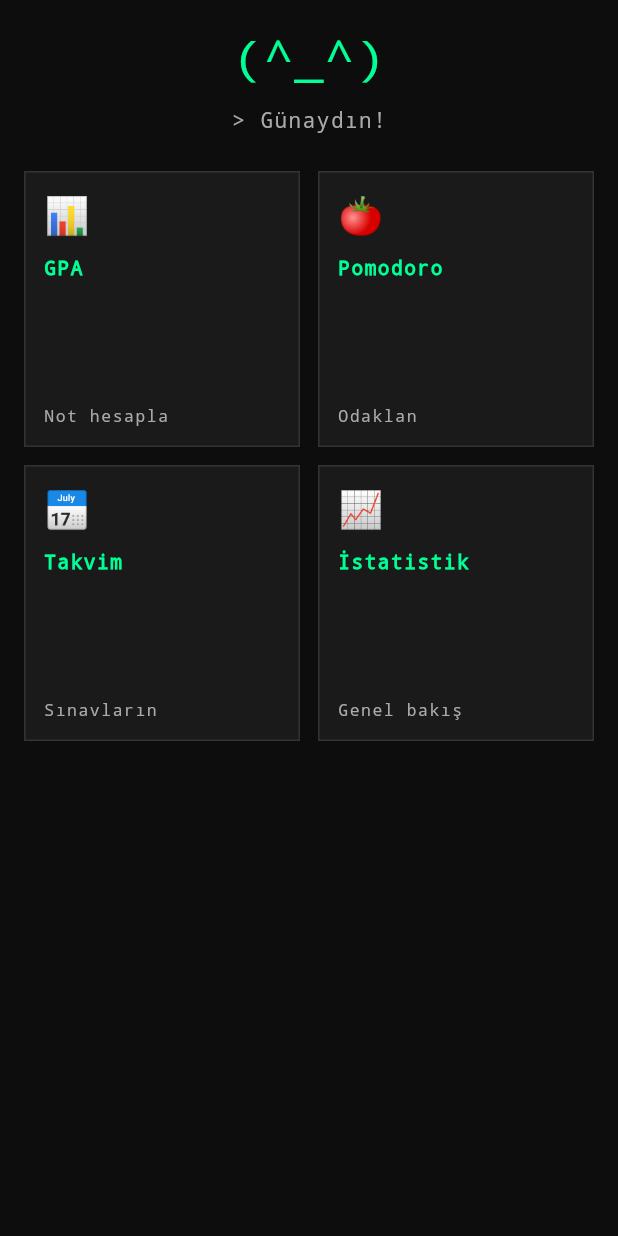
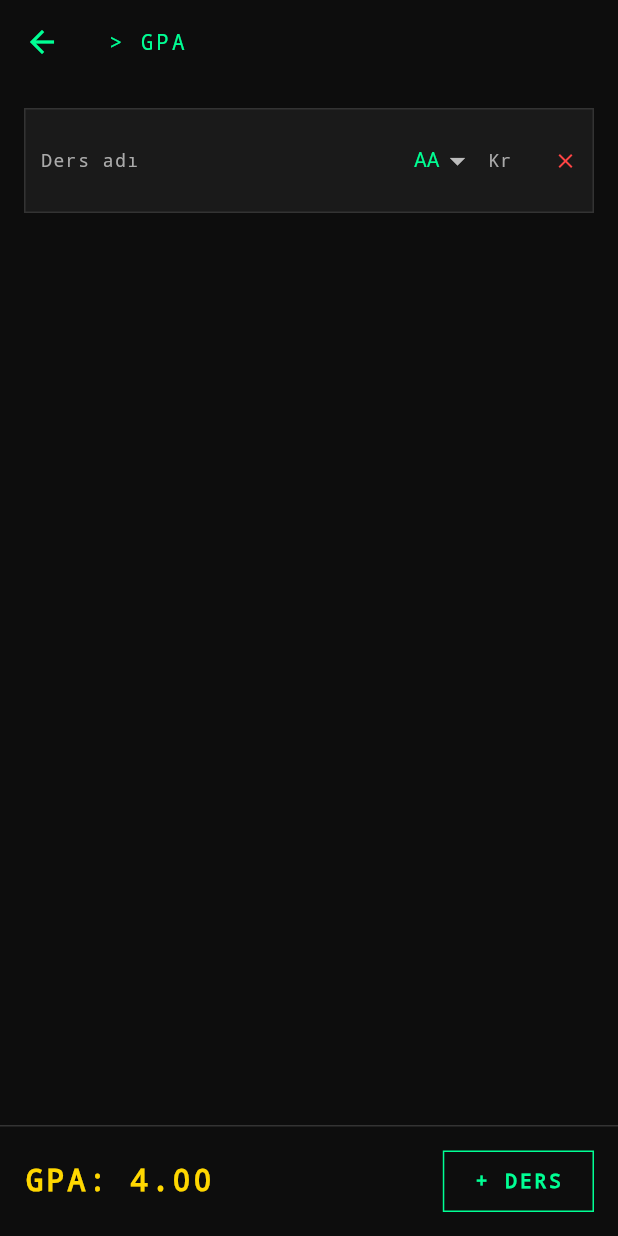
Before and after one commit to haktangur/UniApp, a Flutter app: the screen it shows after launch, after a tap on "GPA", on a phone screen of 412 x 824 dp. Run offline on Flutter 3.47's test engine with Material 3 defaults, Android fonts, the phone set to English and light mode, and no system bars.

Commit message:
feat: gpa calculator added

```diff
--- a/lib/screens/dashboard_screen.dart
+++ b/lib/screens/dashboard_screen.dart
@@ -2,6 +2,7 @@ import 'package:flutter/material.dart';
 import '../widgets/pixel_card.dart';
 import '../widgets/mascot_widget.dart';
 import 'pomodoro_screen.dart';
+import 'gpa_screen.dart';
 
 class DashboardScreen extends StatelessWidget {
   const DashboardScreen({super.key});
@@ -40,6 +41,13 @@ class DashboardScreen extends StatelessWidget {
                                 builder: (_) => const PomodoroScreen(),
                               ),
                             )
+                          : card['title'] == 'GPA'
+                          ? () => Navigator.push(
+                              context,
+                              MaterialPageRoute(
+                                builder: (_) => const GpaScreen(),
+                              ),
+                            )
                           : () {},
                     );
                   }).toList(),
--- /dev/null
+++ b/lib/screens/gpa_screen.dart
@@ -0,0 +1,188 @@
+import 'package:flutter/material.dart';
+import '../state/gpa_state.dart';
+import '../theme/pixel_theme.dart';
+import '../widgets/pixel_button.dart';
+
+class GpaScreen extends StatefulWidget {
+  const GpaScreen({super.key});
+
+  @override
+  State<GpaScreen> createState() => _GpaScreenState();
+}
+
+class _GpaScreenState extends State<GpaScreen> {
+  final GpaState _state = GpaState();
+
+  @override
+  void initState() {
+    super.initState();
+    _state.addListener(() => setState(() {}));
+  }
+
+  @override
+  void dispose() {
+    _state.dispose();
+    super.dispose();
+  }
+
+  @override
+  Widget build(BuildContext context) {
+    return Scaffold(
+      appBar: AppBar(
+        backgroundColor: PixelTheme.background,
+        elevation: 0,
+        leading: IconButton(
+          icon: const Icon(Icons.arrow_back, color: PixelTheme.primary),
+          onPressed: () => Navigator.pop(context),
+        ),
+        title: const Text(
+          '> GPA',
+          style: TextStyle(
+            color: PixelTheme.primary,
+            letterSpacing: 2,
+            fontSize: 14,
+          ),
+        ),
+      ),
+      body: Column(
+        children: [
+          Expanded(
+            child: ListView.builder(
+              padding: const EdgeInsets.all(16),
+              itemCount: _state.courses.length,
+              itemBuilder: (context, i) => _CourseRow(
+                course: _state.courses[i],
+                onNameChanged: (v) => _state.updateName(i, v),
+                onGradeChanged: (v) => _state.updateGrade(i, v!),
+                onCreditChanged: (v) =>
+                    _state.updateCredit(i, int.tryParse(v) ?? 3),
+                onRemove: () => _state.removeCourse(i),
+              ),
+            ),
+          ),
+          _BottomBar(gpa: _state.gpa, onAdd: _state.addCourse),
+        ],
+      ),
+    );
+  }
+}
+
+class _CourseRow extends StatelessWidget {
+  final Course course;
+  final ValueChanged<String> onNameChanged;
+  final ValueChanged<String?> onGradeChanged;
+  final ValueChanged<String> onCreditChanged;
+  final VoidCallback onRemove;
+
+  const _CourseRow({
+    required this.course,
+    required this.onNameChanged,
+    required this.onGradeChanged,
+    required this.onCreditChanged,
+    required this.onRemove,
+  });
+
+  @override
+  Widget build(BuildContext context) {
+    return Container(
+      margin: const EdgeInsets.only(bottom: 10),
+      padding: const EdgeInsets.all(10),
+      decoration: BoxDecoration(
+        color: PixelTheme.cardBackground,
+        border: Border.all(color: PixelTheme.border),
+      ),
+      child: Row(
+        children: [
+          Expanded(
+            flex: 3,
+            child: TextField(
+              onChanged: onNameChanged,
+              style: const TextStyle(
+                color: PixelTheme.textPrimary,
+                fontSize: 13,
+              ),
+              decoration: const InputDecoration(
+                hintText: 'Ders adı',
+                hintStyle: TextStyle(
+                  color: PixelTheme.textSecondary,
+                  fontSize: 12,
+                ),
+                border: InputBorder.none,
+                isDense: true,
+              ),
+            ),
+          ),
+          const SizedBox(width: 8),
+          DropdownButton<String>(
+            value: course.grade,
+            dropdownColor: PixelTheme.cardBackground,
+            style: const TextStyle(color: PixelTheme.primary, fontSize: 13),
+            underline: const SizedBox(),
+            items: gradePoints.keys
+                .map((g) => DropdownMenuItem(value: g, child: Text(g)))
+                .toList(),
+            onChanged: onGradeChanged,
+          ),
+          const SizedBox(width: 8),
+          SizedBox(
+            width: 36,
+            child: TextField(
+              onChanged: onCreditChanged,
+              keyboardType: TextInputType.number,
+              style: const TextStyle(
+                color: PixelTheme.textPrimary,
+                fontSize: 13,
+              ),
+              decoration: const InputDecoration(
+                hintText: 'Kr',
+                hintStyle: TextStyle(
+                  color: PixelTheme.textSecondary,
+                  fontSize: 12,
+                ),
+                border: InputBorder.none,
+                isDense: true,
+              ),
+            ),
+          ),
+          const SizedBox(width: 8),
+          GestureDetector(
+            onTap: onRemove,
+            child: const Icon(Icons.close, color: PixelTheme.danger, size: 16),
+          ),
+        ],
+      ),
+    );
+  }
+}
+
+class _BottomBar extends StatelessWidget {
+  final double gpa;
+  final VoidCallback onAdd;
+
+  const _BottomBar({required this.gpa, required this.onAdd});
+
+  @override
+  Widget build(BuildContext context) {
+    return Container(
+      padding: const EdgeInsets.all(16),
+      decoration: const BoxDecoration(
+        border: Border(top: BorderSide(color: PixelTheme.border)),
+      ),
+      child: Row(
+        mainAxisAlignment: MainAxisAlignment.spaceBetween,
+        children: [
+          Text(
+            'GPA: ${gpa.toStringAsFixed(2)}',
+            style: const TextStyle(
+              color: PixelTheme.accent,
+              fontSize: 20,
+              fontWeight: FontWeight.bold,
+              letterSpacing: 2,
+            ),
+          ),
+          PixelButton(label: '+ DERS', onTap: onAdd),
+        ],
+      ),
+    );
+  }
+}
--- /dev/null
+++ b/lib/state/gpa_state.dart
@@ -0,0 +1,62 @@
+import 'package:flutter/material.dart';
+
+const Map<String, double> gradePoints = {
+  'AA': 4.0,
+  'BA': 3.5,
+  'BB': 3.0,
+  'CB': 2.5,
+  'CC': 2.0,
+  'DC': 1.5,
+  'DD': 1.0,
+  'FF': 0.0,
+};
+
+class Course {
+  String name;
+  String grade;
+  int credit;
+
+  Course({this.name = '', this.grade = 'AA', this.credit = 3});
+}
+
+class GpaState extends ChangeNotifier {
+  final List<Course> courses = [Course()];
+
+  void addCourse() {
+    courses.add(Course());
+    notifyListeners();
+  }
+
+  void removeCourse(int index) {
+    if (courses.length > 1) {
+      courses.removeAt(index);
+      notifyListeners();
+    }
+  }
+
+  void updateName(int index, String name) {
+    courses[index].name = name;
+    notifyListeners();
+  }
+
+  void updateGrade(int index, String grade) {
+    courses[index].grade = grade;
+    notifyListeners();
+  }
+
+  void updateCredit(int index, int credit) {
+    courses[index].credit = credit;
+    notifyListeners();
+  }
+
+  double get gpa {
+    double totalPoints = 0;
+    int totalCredits = 0;
+    for (final c in courses) {
+      totalPoints += (gradePoints[c.grade] ?? 0) * c.credit;
+      totalCredits += c.credit;
+    }
+    if (totalCredits == 0) return 0;
+    return totalPoints / totalCredits;
+  }
+}
```
